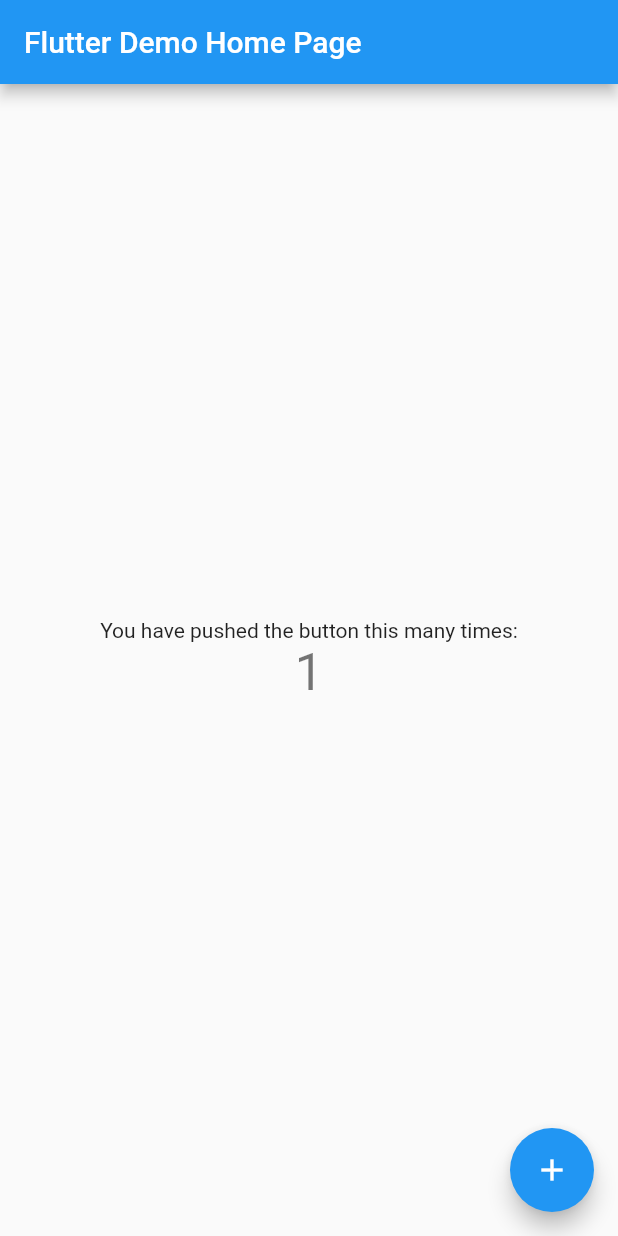
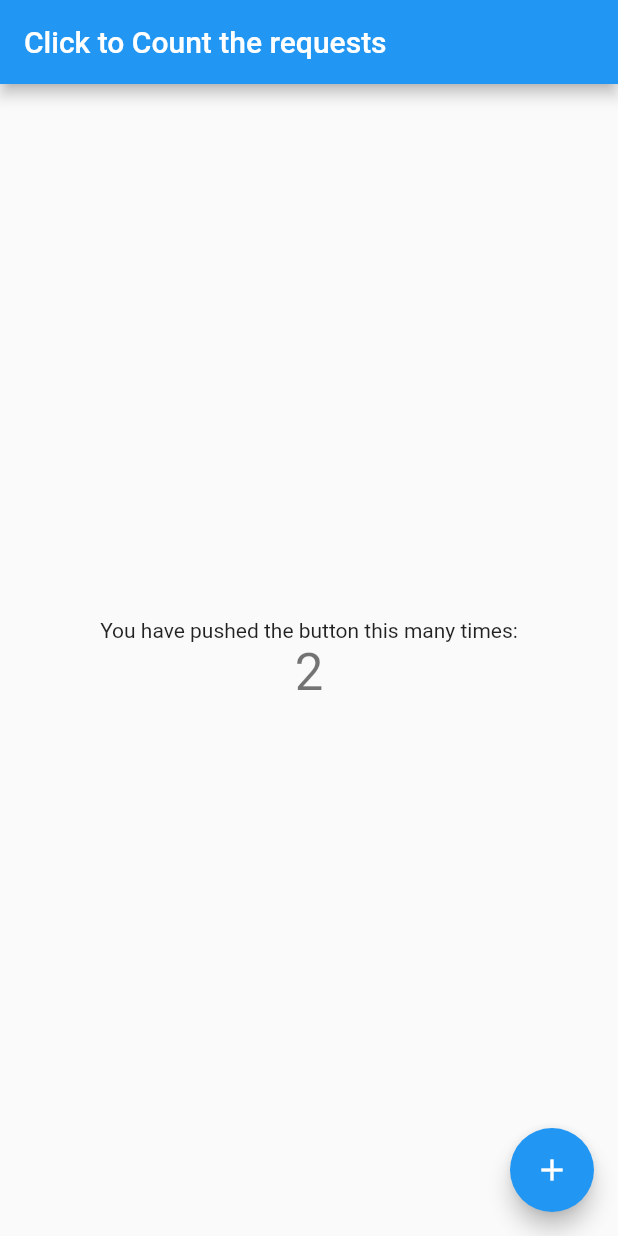
Before and after one commit to siddharthrajaraja/flutter_tutorial, a Flutter app: the MyHomePage screen opened directly, after a tap on the "add" icon, on a phone screen of 412 x 824 dp. Run offline on Flutter 3.47's test engine with Material 2 defaults, Android fonts, the phone set to English and light mode, and no system bars.

Commit message:
changes done in counter expression

```diff
--- a/lib/main.dart
+++ b/lib/main.dart
@@ -20,7 +20,7 @@ class MyApp extends StatelessWidget {
         // is not restarted.
         primarySwatch: Colors.blue,
       ),
-      home: MyHomePage(title: 'Flutter Demo Home Page'),
+      home: MyHomePage(title: 'Click to Count the requests'),
     );
   }
 }
@@ -53,7 +53,7 @@ class _MyHomePageState extends State<MyHomePage> {
       // so that the display can reflect the updated values. If we changed
       // _counter without calling setState(), then the build method would not be
       // called again, and so nothing would appear to happen.
-      _counter++;
+      _counter=_counter+2;
     });
   }
 
```
